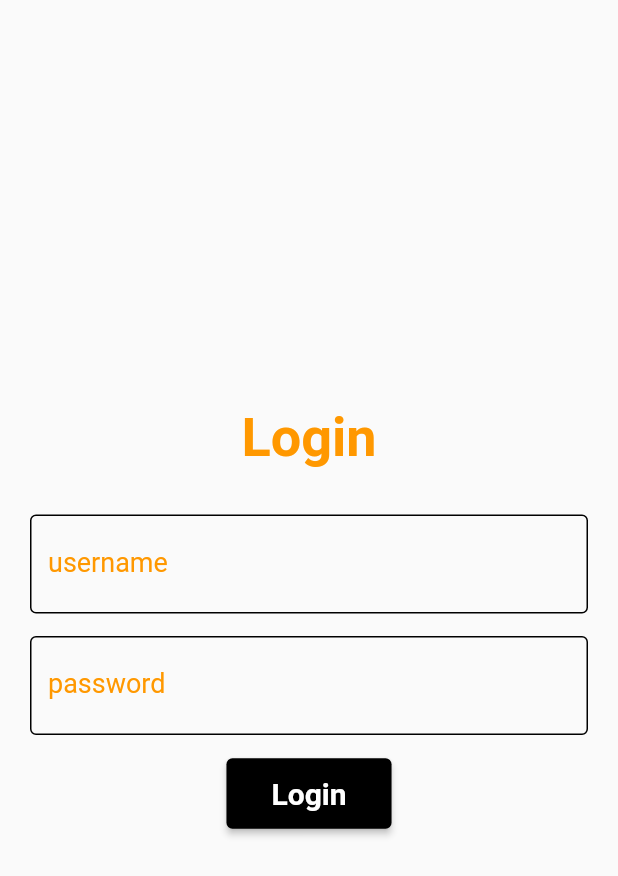
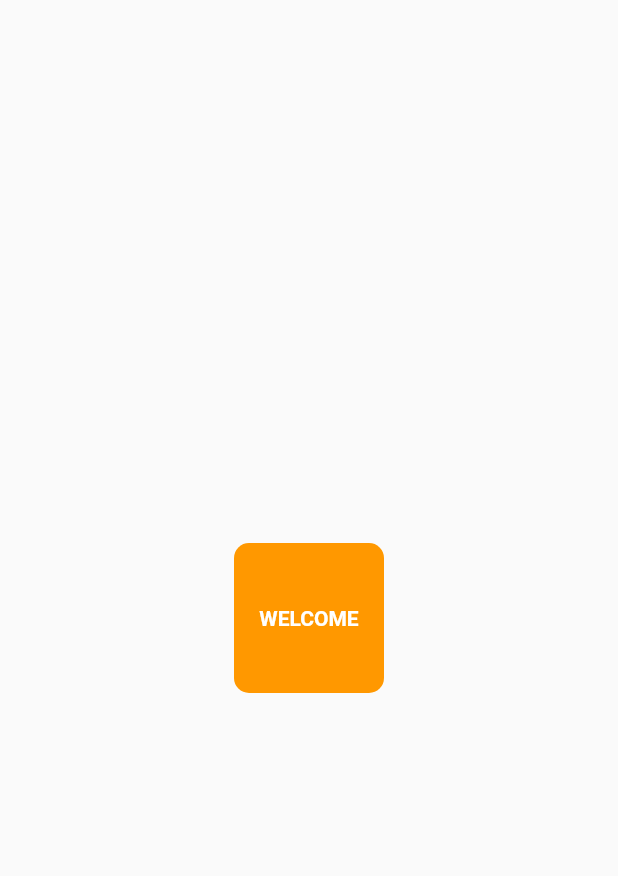
Before and after one commit to DUDU0123/FOURTH_WEEK_BROTOTYPE_TASK, a Flutter app: the first screen one second after launch, on a phone screen of 412 x 824 dp. Shown: the top 876 px of the screen. Run offline on Flutter 3.47's test engine with Material 2 defaults, Android fonts, the phone set to English and light mode, and no system bars; our stand-ins replace shared_preferences.

Commit message:
Added sharedPreferences to save user login data

```diff
--- a/lib/main.dart
+++ b/lib/main.dart
@@ -1,6 +1,7 @@
 import 'package:first_app/material_page_app.dart';
 import 'package:flutter/material.dart';
 
+const KEY_VALUE = 'UserLoggedIn';
 void main(){
   runApp(
     const MaterialPageApp()
--- a/lib/material_page_app.dart
+++ b/lib/material_page_app.dart
@@ -1,4 +1,5 @@
 import 'package:first_app/screens/login/login_page.dart';
+import 'package:first_app/screens/splash_screen/splash_screen.dart';
 import 'package:flutter/material.dart';
 
 class MaterialPageApp extends StatelessWidget {
@@ -6,8 +7,8 @@ class MaterialPageApp extends StatelessWidget {
 
   @override
   Widget build(BuildContext context) {
-    return const MaterialApp(
-      home: LoginPage()
+    return  MaterialApp(
+      home: SplashScreen()
     );
   }
 }
--- a/lib/screens/home/home_page.dart
+++ b/lib/screens/home/home_page.dart
@@ -41,6 +41,7 @@ class HomePage extends StatelessWidget {
         separatorBuilder: (context, index) => const SizedBox(
           height: 15,
         ),
-        ));
+      ),
+    );
   }
 }
--- /dev/null
+++ b/lib/screens/splash_screen/splash_screen.dart
@@ -0,0 +1,68 @@
+import 'package:first_app/main.dart';
+import 'package:first_app/screens/home/home_page.dart';
+import 'package:first_app/screens/login/login_page.dart';
+import 'package:flutter/material.dart';
+import 'package:shared_preferences/shared_preferences.dart';
+
+class SplashScreen extends StatefulWidget {
+  const SplashScreen({super.key});
+
+  @override
+  State<SplashScreen> createState() => _SplashScreenState();
+}
+
+class _SplashScreenState extends State<SplashScreen> {
+  @override
+  void initState() {
+    userLoginOrNotChecking();
+    super.initState();
+  }
+
+  @override
+  Widget build(BuildContext context) {
+    return Scaffold(
+      body: Center(
+        child: Container(
+          height: 100,
+          width: 100,
+          decoration: BoxDecoration(
+            borderRadius: BorderRadius.circular(10),
+            color: Colors.orange,
+          ),
+          child: const Center(
+              child: Text(
+            "WELCOME",
+            style: TextStyle(
+              color: Colors.white,
+              fontWeight: FontWeight.bold,
+            ),
+          )),
+        ),
+      ),
+    );
+  }
+
+  Future<void> goToLoginAfterThreeSeconds() async {
+    await Future.delayed(Duration(seconds: 3));
+    Navigator.of(context).pushReplacement(
+      MaterialPageRoute(
+        builder: (context) => LoginPage(),
+      ),
+    );
+  }
+
+  Future<void> userLoginOrNotChecking() async {
+    final sharedPrefs = await SharedPreferences.getInstance();
+    final value = sharedPrefs.getBool(KEY_VALUE);
+
+    if (value==null || value == false) {
+      goToLoginAfterThreeSeconds();
+    }else{
+      Navigator.of(context).pushReplacement(
+      MaterialPageRoute(
+        builder: (context) => HomePage(),
+      ),
+    );
+    }
+  }
+}
--- a/pubspec.yaml
+++ b/pubspec.yaml
@@ -35,6 +35,7 @@ dependencies:
   # The following adds the Cupertino Icons font to your application.
   # Use with the CupertinoIcons class for iOS style icons.
   cupertino_icons: ^1.0.2
+  shared_preferences: ^2.2.2
 
 dev_dependencies:
   flutter_test:
```
Also changed, not shown: lib/screens/login/login_page.dart (+34 -21 lines), lib/widgets/alert_box.dart (+11 -2 lines), pubspec.lock, 1 other file. Lines whose indentation alone changed are shown as unchanged.
